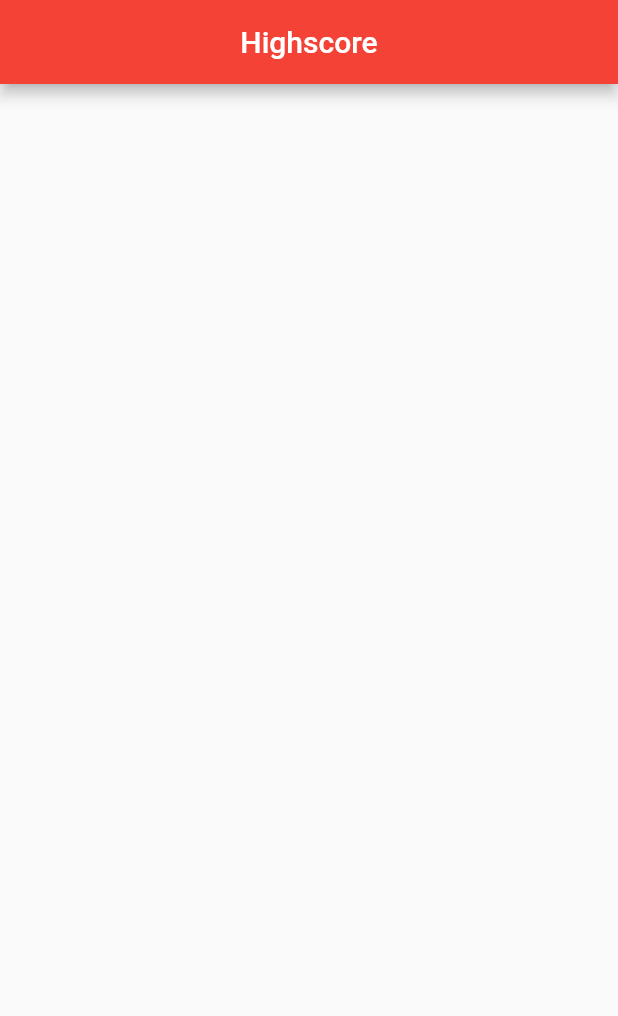
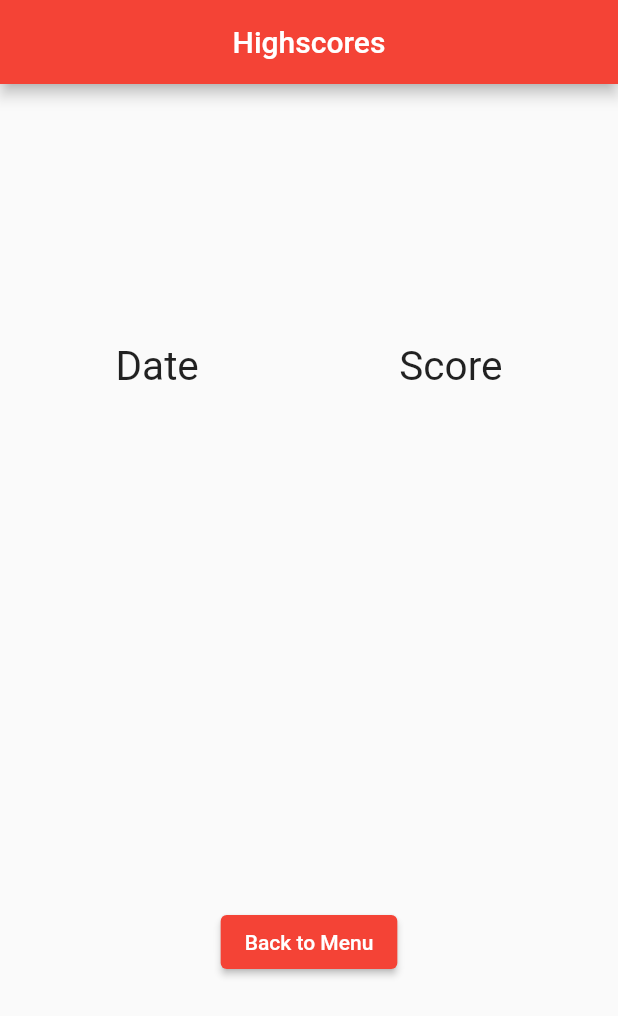
Before and after one commit to andreihaivas6/Piano-Tiles, a Flutter app: the screen it shows after launch, after a tap on "Highscores", on a phone screen of 412 x 824 dp. Shown: the top 1016 px of the screen. Run offline on Flutter 3.47's test engine with Material 2 defaults, Android fonts, the light colour scheme and no system bars; our stand-ins replace audioplayers.

Commit message:
Add Storing Scores and Highscores Menu

```diff
--- a/app/lib/main.dart
+++ b/app/lib/main.dart
@@ -5,9 +5,6 @@ import 'package:flutter/material.dart';
 import 'pages/Menu.dart';
 
 // TO DO:
-// - play sound
-// - store score
-// - highscore menu
 // - share on fb
 
 // WhiteTile - The game consists of a grid in which there are white/black tiles coming from
--- a/app/lib/pages/Highscore.dart
+++ b/app/lib/pages/Highscore.dart
@@ -1,10 +1,54 @@
 // ignore_for_file: file_names, use_key_in_widget_constructors
 
+import 'package:app/objects/white_space.dart';
+import 'package:app/pages/Menu.dart';
+import 'package:app/persistance/Persistance.dart';
+import 'package:app/utils/ChangePage.dart';
 import 'package:flutter/material.dart';
 
 class Highscore extends StatelessWidget {
-  Widget getBody() {
-    return Container();
+  Widget getBody(BuildContext context) {
+    return FutureBuilder(
+      future: Persistance().readHighscores(),
+      builder: (context, snapshot) {
+        if (snapshot.connectionState == ConnectionState.done) {
+          return getHighscores(snapshot.data, context);
+        } else {
+          return Container();
+        }
+      },
+    );
+  }
+
+  Widget getHighscores(dynamic highscores, BuildContext context) {
+    List<Widget> children = [];
+
+    children.add(
+        Text('Date${" " * 20}Score', style: const TextStyle(fontSize: 27)));
+    children.add(WhiteSpace.getWhiteSpace(0.5));
+
+    for (Map data in highscores) {
+      String separator = "." * (20 - data["score"].toString().length * 2);
+      String text = '${data["date"]}$separator${data["score"]}';
+
+      children.add(Text(text, style: const TextStyle(fontSize: 18)));
+      children.add(WhiteSpace.getWhiteSpace(0.1));
+    }
+
+    children.add(WhiteSpace.getWhiteSpace(0.5));
+    children.add(ElevatedButton(
+        child: const Text('Back to Menu'),
+        onPressed: () => ChangePage.change(
+              context,
+              Menu(),
+            )));
+
+    return Center(
+      child: Column(
+        children: children,
+        mainAxisAlignment: MainAxisAlignment.center,
+      ),
+    );
   }
 
   @override
@@ -15,10 +59,9 @@ class Highscore extends StatelessWidget {
           primarySwatch: Colors.red,
         ),
         home: Scaffold(
-          appBar: AppBar(
-            title: const Center(child: Text('Highscore')),
-          ),
-          body: getBody(),
-        ));
+            appBar: AppBar(
+              title: const Center(child: Text('Highscores')),
+            ),
+            body: getBody(context)));
   }
 }
--- a/app/lib/pages/game/MyPainter.dart
+++ b/app/lib/pages/game/MyPainter.dart
@@ -4,14 +4,17 @@ import 'package:app/pages/EndGame.dart';
 import 'package:app/pages/game/Board.dart';
 import 'package:app/pages/game/GameInfo.dart';
 import 'package:app/pages/game/Tile.dart';
+import 'package:app/persistance/Persistance.dart';
 import 'package:app/utils/PlaySoundOnTap.dart';
 import 'package:flutter/material.dart';
 import 'package:app/utils/ChangePage.dart';
 
 class MyPainter extends CustomPainter {
+  BuildContext context;
+
+  Board board;
   GameInfo info;
-  Board board;
-  BuildContext context;
+  Persistance persistance = Persistance();
 
   MyPainter(this.board, this.context) : info = board.info;
 
@@ -52,14 +55,12 @@ class MyPainter extends CustomPainter {
     info.gameOver = true;
     PlaySoundOnTap.playGameOver();
 
-    storeScore(info.score);
+    persistance.writeScore(info.score);
 
     Future.delayed(Duration.zero, () {
       ChangePage.change(context, EndGame(info.score));
     });
   }
-
-  void storeScore(int score) {}
 
   void paintScore(Canvas canvas, Size size) {
     var textPainter = TextPainter(
--- /dev/null
+++ b/app/lib/persistance/Persistance.dart
@@ -0,0 +1,62 @@
+// ignore_for_file: file_names
+
+// https://docs.flutter.dev/cookbook/persistence/reading-writing-files
+
+import 'dart:io';
+import 'dart:convert';
+import 'package:path_provider/path_provider.dart';
+
+// {
+//   'highscores': [
+//     {
+//       'date': now,
+//       'score': score,
+//     },
+//   ]
+// }
+class Persistance {
+  static const fileName = 'persistance.txt';
+  static const int topX = 10;
+
+  static Future<File> get localFile async {
+    final Directory directory = await getApplicationDocumentsDirectory();
+    final String path = directory.path;
+    return File('$path/${Persistance.fileName}');
+  }
+
+  Future<List> readHighscores() async {
+    final File file = await localFile;
+    // writeToFile(file, []); // pt clear highscores
+    if (!file.existsSync()) {
+      return [];
+    }
+
+    String contentString = file.readAsStringSync();
+    Map<String, dynamic> data = const JsonDecoder().convert(contentString);
+    return data['highscores'];
+  }
+
+  void writeScore(int score) async {
+    List<dynamic> highscores = await readHighscores();
+
+    String now = DateTime.now().toString().split('.')[0];
+    highscores.add({'date': now, 'score': score});
+
+    highscores.sort(((a, b) => b['score'] - a['score']));
+    if (highscores.length > Persistance.topX) {
+      highscores.removeLast();
+    }
+
+    final File file = await localFile;
+    writeToFile(file, highscores);
+  }
+
+  void writeToFile(File file, List highscores) {
+    var encoder = JsonEncoder.withIndent(' ' * 4);
+    String content = encoder.convert({'highscores': highscores});
+
+    file.openSync(mode: FileMode.write)
+      ..writeStringSync(content)
+      ..closeSync();
+  }
+}
```
